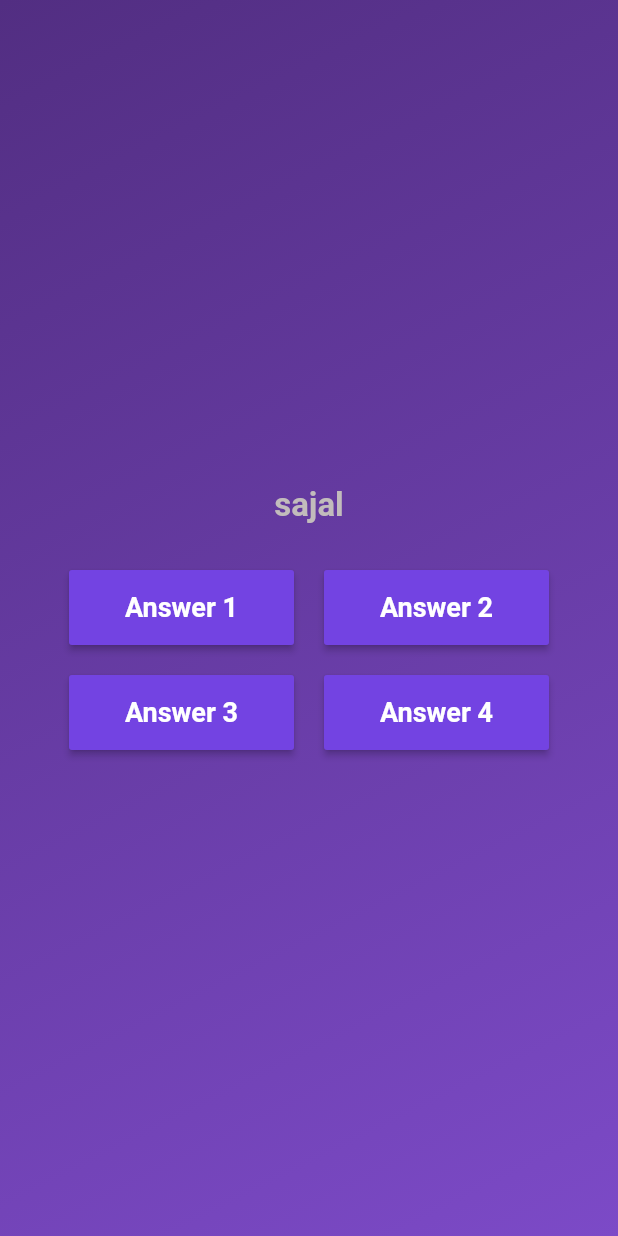
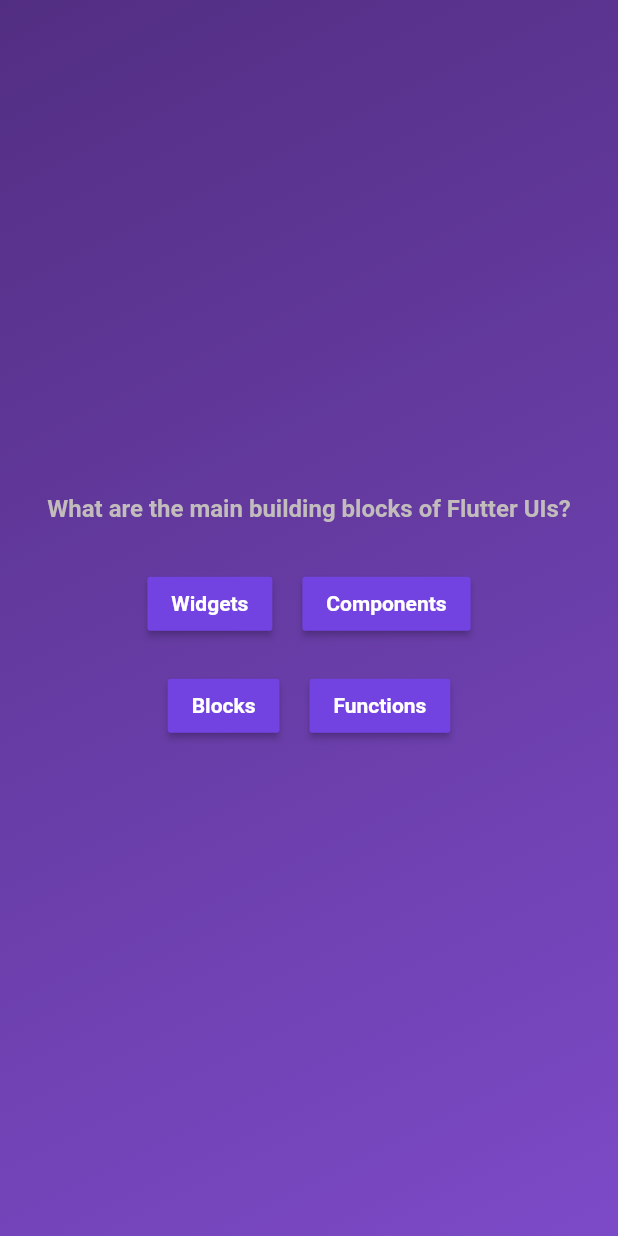
Before and after one commit to sxjal/Quiz, a Flutter app: the screen it shows after launch, after a tap on "Start Quiz", on a phone screen of 412 x 824 dp. Run offline on Flutter 3.47's test engine with Material 2 defaults, Android fonts, the phone set to English and light mode, and no system bars.

Commit message:
fetched questions form data model

```diff
--- a/lib/buttonstyle.dart
+++ b/lib/buttonstyle.dart
@@ -19,7 +19,7 @@ class AnswerButton extends StatelessWidget {
       style: ElevatedButton.styleFrom(
         backgroundColor: const Color.fromARGB(255, 115, 67, 226),
         //foregroundColor: Colors.red,
-        minimumSize: const Size(150, 50),
+        //maximumSize: const Size(150, 50),
         shape: RoundedRectangleBorder(
           borderRadius: BorderRadius.circular(2),
         ),
@@ -27,7 +27,7 @@ class AnswerButton extends StatelessWidget {
       child: Text(
         buttontext,
         style: const TextStyle(
-          fontSize: 18,
+          fontSize: 14,
           color: Color.fromARGB(255, 255, 255, 255),
           fontWeight: FontWeight.bold,
         ),
--- a/lib/question_screen.dart
+++ b/lib/question_screen.dart
@@ -1,6 +1,6 @@
 import 'package:flutter/material.dart';
 import 'package:quizapp/buttonstyle.dart';
-import 'package:quizapp/model/quiz_question.dart';
+import 'package:quizapp/data/questions.dart';
 
 class QuestionScreen extends StatefulWidget {
   const QuestionScreen({super.key});
@@ -12,17 +12,20 @@ class QuestionScreen extends StatefulWidget {
 }
 
 class _QuestionScreenState extends State<QuestionScreen> {
+  final currentquestion = questions[0];
+
   @override
   Widget build(context) {
     return SizedBox(
       width: double.infinity,
       child: Column(
         mainAxisAlignment: MainAxisAlignment.center,
+        //padding : const EdgeInsets.all(20),
         children: [
-          const Text(
-            "sajal",
-            style: TextStyle(
-              fontSize: 22,
+          Text(
+            currentquestion.text,
+            style: const TextStyle(
+              fontSize: 16,
               color: Color.fromARGB(255, 194, 188, 188),
               fontWeight: FontWeight.bold,
             ),
@@ -34,12 +37,14 @@ class _QuestionScreenState extends State<QuestionScreen> {
             mainAxisAlignment: MainAxisAlignment.center,
             children: [
               //answer 1
-              AnswerButton(buttontext: "Answer 1", onTap: () {}),
+              AnswerButton(
+                  buttontext: currentquestion.answers[0], onTap: () {}),
               //answer 2const SizedBox(
               const SizedBox(
                 width: 20,
               ),
-              AnswerButton(buttontext: "Answer 2", onTap: () {}),
+              AnswerButton(
+                  buttontext: currentquestion.answers[1], onTap: () {}),
             ],
           ),
           const SizedBox(
@@ -49,12 +54,14 @@ class _QuestionScreenState extends State<QuestionScreen> {
             mainAxisAlignment: MainAxisAlignment.center,
             children: [
               //answer 3
-              AnswerButton(buttontext: "Answer 3", onTap: () {}),
+              AnswerButton(
+                  buttontext: currentquestion.answers[2], onTap: () {}),
               //answer 4
               const SizedBox(
                 width: 20,
               ),
-              AnswerButton(buttontext: "Answer 4", onTap: () {}),
+              AnswerButton(
+                  buttontext: currentquestion.answers[3], onTap: () {}),
             ],
           ),
         ],
```
